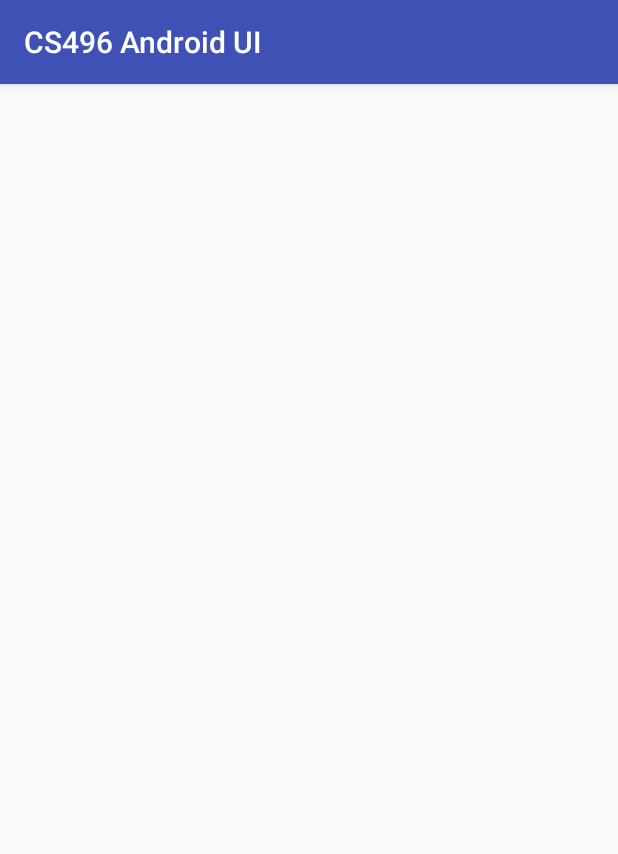
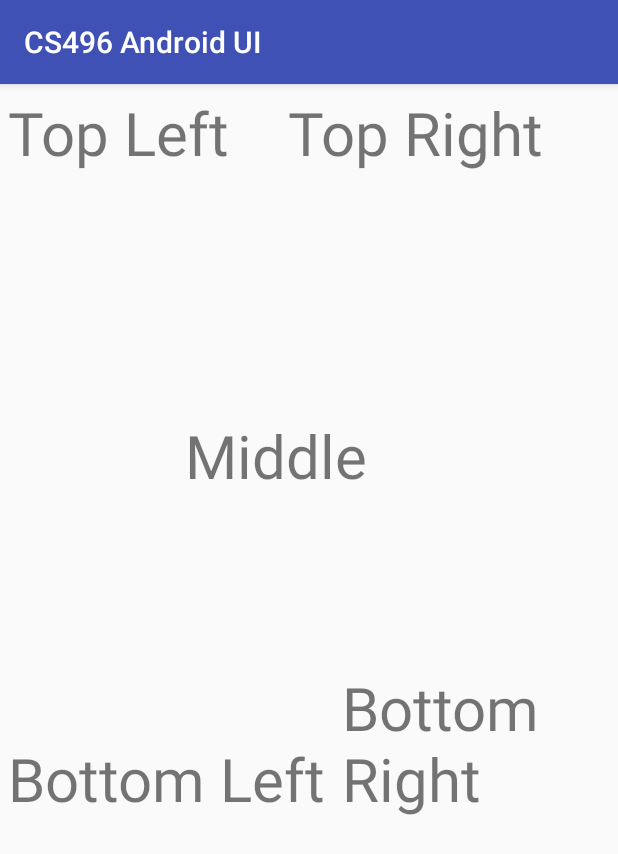
Before and after one commit to Meadosc/CS496-Android-UI, an Android app: the relativeViewActivity screen opened directly, with no data from a screen before it, on a phone screen of 412 x 824 dp. Shown: the top 854 px of the screen. Run offline under Robolectric (Android 15) with nearby library versions, the phone set to English and light mode, and no system bars.

Commit message:
Everything works. Relative is messy but fulfills requirements

```diff
--- a/app/src/main/res/layout/activity_relative_view.xml
+++ b/app/src/main/res/layout/activity_relative_view.xml
@@ -6,4 +6,59 @@
     android:layout_height="match_parent"
     tools:context="com.example.android.cs496androidui.relativeViewActivity">
 
+    <RelativeLayout
+        android:id="@+id/relative_list_view"
+        android:layout_width="368dp"
+        android:layout_height="495dp"
+        tools:layout_editor_absoluteX="8dp"
+        tools:layout_editor_absoluteY="8dp">
+
+        <TextView
+            android:id="@+id/topLeft"
+            android:layout_width="wrap_content"
+            android:layout_height="wrap_content"
+            android:layout_alignParentLeft = "true"
+            android:text="Top Left"
+            android:layout_margin="5dp"
+            android:textSize="40sp" />
+        <TextView
+            android:id="@+id/topRight"
+            android:layout_width="wrap_content"
+            android:layout_height="wrap_content"
+            android:layout_alignParentRight = "true"
+            android:text="Top Right"
+            android:layout_margin="5dp"
+            android:textSize="40sp" />
+        <TextView
+            android:id="@+id/middle"
+            android:layout_width="wrap_content"
+            android:layout_height="wrap_content"
+            android:layout_centerVertical="true"
+            android:layout_centerHorizontal="true"
+            android:text="Middle"
+            android:layout_margin="5dp"
+            android:textSize="40sp" />
+        <TextView
+            android:id="@+id/bottomLeft"
+            android:layout_width="wrap_content"
+            android:layout_height="wrap_content"
+            android:layout_alignParentBottom = "true"
+            android:layout_alignParentLeft = "true"
+            android:text="Bottom Left"
+            android:layout_margin="5dp"
+            android:textSize="40sp" />
+        <TextView
+            android:id="@+id/bottomRight"
+            android:layout_width="wrap_content"
+            android:layout_height="wrap_content"
+            android:layout_alignParentBottom = "true"
+            android:layout_alignParentRight = "true"
+            android:layout_toRightOf="@+id/bottomLeft"
+            android:text="Bottom Right"
+            android:layout_margin="5dp"
+            android:textSize="40sp" />
+
+
+
+    </RelativeLayout>
 </android.support.constraint.ConstraintLayout>
```
Also changed, not shown: app/src/main/java/com/example/android/cs496androidui/GridViewActivity.java (+8 -8 lines), app/src/main/res/layout/activity_grid_view.xml (+17 -3 lines).
